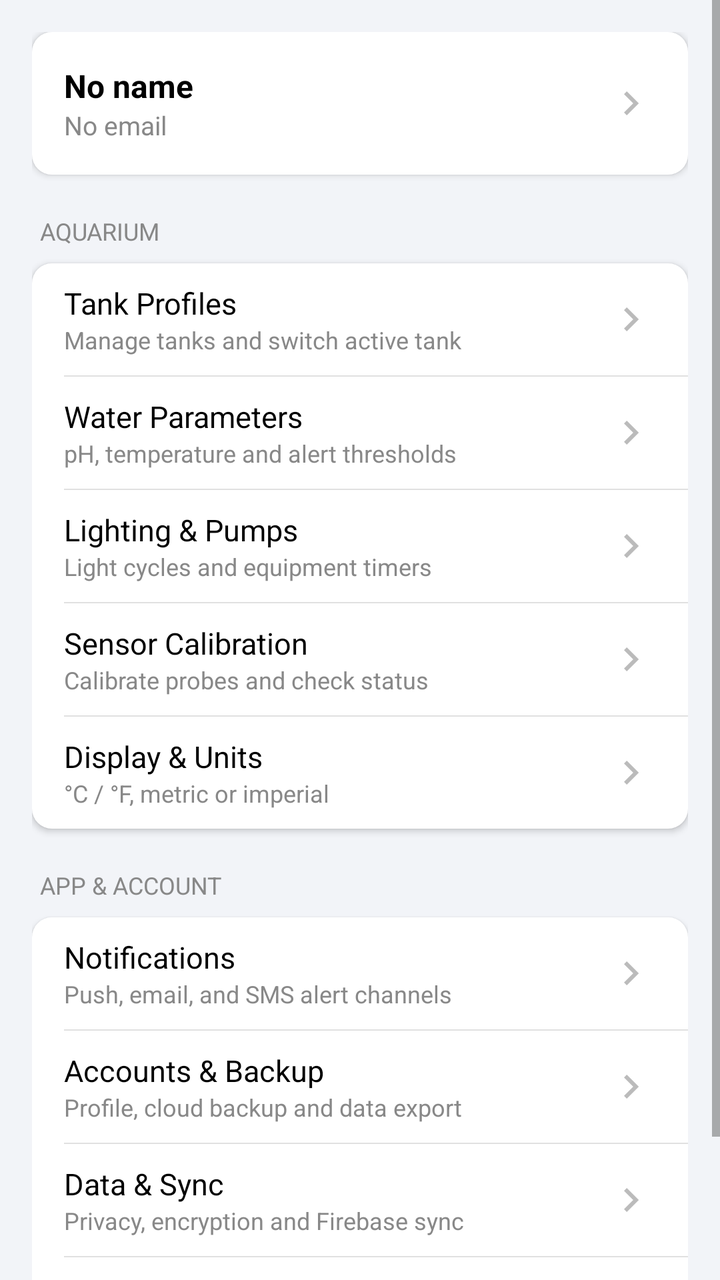
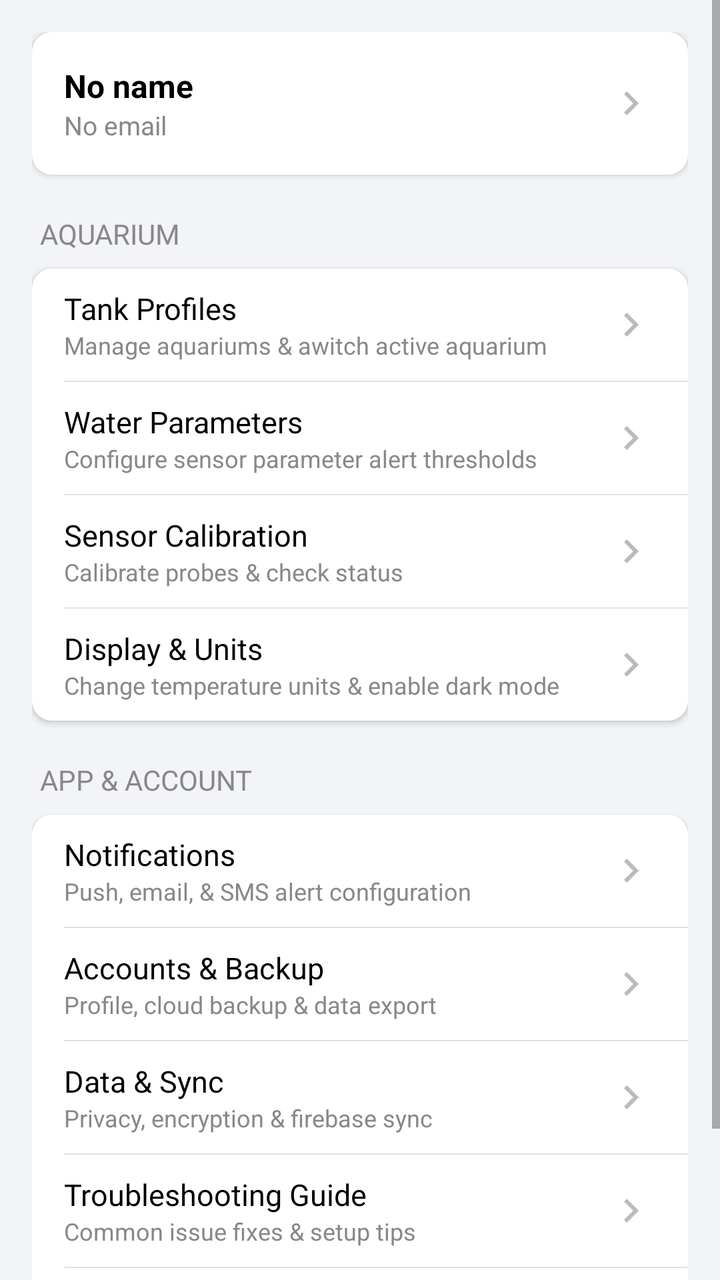

The first picture is an Android layout as it rendered before a commit; the second is the same layout after the commit. The layout source and the unified diff follow.
<!-- AndroidManifest.xml: application theme Theme.AquaSense -->
<!-- res/layout/fragment_settings_hub.xml -->
<?xml version="1.0" encoding="utf-8"?>
<ScrollView xmlns:android="http://schemas.android.com/apk/res/android"
    xmlns:app="http://schemas.android.com/apk/res-auto"
    android:layout_width="match_parent"
    android:layout_height="match_parent"
    android:background="@color/background"
    android:fillViewport="false">

    <LinearLayout
        android:layout_width="match_parent"
        android:layout_height="wrap_content"
        android:orientation="vertical"
        android:padding="16dp">

        
        <LinearLayout
            android:id="@+id/rowProfile"
            android:layout_width="match_parent"
            android:layout_height="wrap_content"
            android:layout_marginBottom="20dp"
            android:background="@drawable/bg_settings_card"
            android:clickable="true"
            android:elevation="2dp"
            android:focusable="true"
            android:foreground="?attr/selectableItemBackground"
            android:gravity="center_vertical"
            android:orientation="horizontal"
            android:padding="16dp">

            <LinearLayout
                android:layout_width="0dp"
                android:layout_height="wrap_content"
                android:layout_weight="1"
                android:orientation="vertical">

                <TextView
                    android:id="@+id/tvHubProfileName"
                    android:layout_width="wrap_content"
                    android:layout_height="wrap_content"
                    android:text="@string/profile_name_empty"
                    android:textColor="@color/text_primary"
                    android:textSize="16sp"
                    android:textStyle="bold" />

                <TextView
                    android:id="@+id/tvHubProfileEmail"
                    android:layout_width="wrap_content"
                    android:layout_height="wrap_content"
                    android:text="@string/profile_email_empty"
                    android:textColor="@color/text_secondary"
                    android:textSize="13sp" />

            </LinearLayout>

            <ImageView
                android:layout_width="24dp"
                android:layout_height="24dp"
                android:contentDescription="@null"
                android:importantForAccessibility="no"
                android:src="@drawable/ic_chevron_right"
                app:tint="@color/icon_gray" />

        </LinearLayout>

        
        <TextView
            android:layout_width="wrap_content"
            android:layout_height="wrap_content"
            android:layout_marginBottom="8dp"
            android:layout_marginStart="4dp"
            android:text="@string/section_aquarium"
            android:textAllCaps="true"
            android:textColor="@color/text_secondary"
            android:textSize="12sp" />

        <LinearLayout
            android:layout_width="match_parent"
            android:layout_height="wrap_content"
            android:layout_marginBottom="20dp"
            android:background="@drawable/bg_settings_card"
            android:elevation="2dp"
            android:orientation="vertical">

            
            <LinearLayout
                android:id="@+id/rowTankProfiles"
                android:layout_width="match_parent"
                android:layout_height="56dp"
                android:clickable="true"
                android:focusable="true"
                android:foreground="?attr/selectableItemBackground"
                android:gravity="center_vertical"
                android:orientation="horizontal"
                android:paddingStart="16dp"
                android:paddingEnd="16dp">

                <LinearLayout
                    android:layout_width="0dp"
                    android:layout_height="wrap_content"
                    android:layout_weight="1"
                    android:orientation="vertical">

                    <TextView
                        android:layout_width="wrap_content"
                        android:layout_height="wrap_content"
                        android:text="@string/tank_profiles"
                        android:textColor="@color/text_primary"
                        android:textSize="15sp" />

                    <TextView
                        android:layout_width="wrap_content"
                        android:layout_height="wrap_content"
                        android:text="@string/tank_profiles_desc"
                        android:textColor="@color/text_secondary"
                        android:textSize="12sp" />

                </LinearLayout>

                <ImageView
                    android:layout_width="24dp"
                    android:layout_height="24dp"
                    android:contentDescription="@null"
                    android:importantForAccessibility="no"
                    android:src="@drawable/ic_chevron_right"
                    app:tint="@color/icon_gray" />

            </LinearLayout>

            <View
                android:layout_width="match_parent"
                android:layout_height="0.5dp"
                android:layout_marginStart="16dp"
                android:background="@color/divider" />

            
            <LinearLayout
                android:id="@+id/rowWaterParameters"
                android:layout_width="match_parent"
                android:layout_height="56dp"
                android:clickable="true"
                android:focusable="true"
                android:foreground="?attr/selectableItemBackground"
                android:gravity="center_vertical"
                android:orientation="horizontal"
                android:paddingStart="16dp"
                android:paddingEnd="16dp">

                <LinearLayout
                    android:layout_width="0dp"
                    android:layout_height="wrap_content"
                    android:layout_weight="1"
                    android:orientation="vertical">

                    <TextView
                        android:layout_width="wrap_content"
                        android:layout_height="wrap_content"
                        android:text="@string/water_parameters"
                        android:textColor="@color/text_primary"
                        android:textSize="15sp" />

                    <TextView
                        android:layout_width="wrap_content"
                        android:layout_height="wrap_content"
                        android:text="@string/water_parameters_desc"
                        android:textColor="@color/text_secondary"
                        android:textSize="12sp" />

                </LinearLayout>

                <ImageView
                    android:layout_width="24dp"
                    android:layout_height="24dp"
                    android:contentDescription="@null"
                    android:importantForAccessibility="no"
                    android:src="@drawable/ic_chevron_right"
                    app:tint="@color/icon_gray" />

            </LinearLayout>

            <View
                android:layout_width="match_parent"
                android:layout_height="0.5dp"
                android:layout_marginStart="16dp"
                android:background="@color/divider" />

            
            <LinearLayout
                android:id="@+id/rowLightingPumps"
                android:layout_width="match_parent"
                android:layout_height="56dp"
                android:clickable="true"
                android:focusable="true"
                android:foreground="?attr/selectableItemBackground"
                android:gravity="center_vertical"
                android:orientation="horizontal"
                android:paddingStart="16dp"
                android:paddingEnd="16dp">

                <LinearLayout
                    android:layout_width="0dp"
                    android:layout_height="wrap_content"
                    android:layout_weight="1"
                    android:orientation="vertical">

                    <TextView
                        android:layout_width="wrap_content"
                        android:layout_height="wrap_content"
                        android:text="@string/lighting_pumps"
                        android:textColor="@color/text_primary"
                        android:textSize="15sp" />

                    <TextView
                        android:layout_width="wrap_content"
                        android:layout_height="wrap_content"
                        android:text="@string/lighting_pumps_desc"
                        android:textColor="@color/text_secondary"
                        android:textSize="12sp" />

                </LinearLayout>

                <ImageView
                    android:layout_width="24dp"
                    android:layout_height="24dp"
                    android:contentDescription="@null"
                    android:importantForAccessibility="no"
                    android:src="@drawable/ic_chevron_right"
                    app:tint="@color/icon_gray" />

            </LinearLayout>

            <View
                android:layout_width="match_parent"
                android:layout_height="0.5dp"
                android:layout_marginStart="16dp"
                android:background="@color/divider" />

            
            <LinearLayout
                android:id="@+id/rowSensorCalibration"
                android:layout_width="match_parent"
                android:layout_height="56dp"
                android:clickable="true"
                android:focusable="true"
                android:foreground="?attr/selectableItemBackground"
                android:gravity="center_vertical"
                android:orientation="horizontal"
                android:paddingStart="16dp"
                android:paddingEnd="16dp">

                <LinearLayout
                    android:layout_width="0dp"
                    android:layout_height="wrap_content"
                    android:layout_weight="1"
                    android:orientation="vertical">

                    <TextView
                        android:layout_width="wrap_content"
                        android:layout_height="wrap_content"
                        android:text="@string/sensor_calibration"
                        android:textColor="@color/text_primary"
                        android:textSize="15sp" />

                    <TextView
                        android:layout_width="wrap_content"
                        android:layout_height="wrap_content"
                        android:text="@string/sensor_calibration_desc"
                        android:textColor="@color/text_secondary"
                        android:textSize="12sp" />

                </LinearLayout>

                <ImageView
                    android:layout_width="24dp"
                    android:layout_height="24dp"
                    android:contentDescription="@null"
                    android:importantForAccessibility="no"
                    android:src="@drawable/ic_chevron_right"
                    app:tint="@color/icon_gray" />

            </LinearLayout>

            <View
                android:layout_width="match_parent"
                android:layout_height="0.5dp"
                android:layout_marginStart="16dp"
                android:background="@color/divider" />

            
            <LinearLayout
                android:id="@+id/rowDisplayUnits"
                android:layout_width="match_parent"
                android:layout_height="56dp"
                android:clickable="true"
                android:focusable="true"
                android:foreground="?attr/selectableItemBackground"
                android:gravity="center_vertical"
                android:orientation="horizontal"
                android:paddingStart="16dp"
                android:paddingEnd="16dp">

                <LinearLayout
                    android:layout_width="0dp"
                    android:layout_height="wrap_content"
                    android:layout_weight="1"
                    android:orientation="vertical">

                    <TextView
                        android:layout_width="wrap_content"
                        android:layout_height="wrap_content"
                        android:text="@string/display_units"
                        android:textColor="@color/text_primary"
                        android:textSize="15sp" />

                    <TextView
                        android:layout_width="wrap_content"
                        android:layout_height="wrap_content"
                        android:text="@string/display_units_desc"
                        android:textColor="@color/text_secondary"
                        android:textSize="12sp" />

                </LinearLayout>

                <ImageView
                    android:layout_width="24dp"
                    android:layout_height="24dp"
                    android:contentDescription="@null"
                    android:importantForAccessibility="no"
                    android:src="@drawable/ic_chevron_right"
                    app:tint="@color/icon_gray" />

            </LinearLayout>

        </LinearLayout>

        
        <TextView
            android:layout_width="wrap_content"
            android:layout_height="wrap_content"
            android:layout_marginBottom="8dp"
            android:layout_marginStart="4dp"
            android:text="@string/section_app_account"
            android:textAllCaps="true"
            android:textColor="@color/text_secondary"
            android:textSize="12sp" />

        <LinearLayout
            android:layout_width="match_parent"
            android:layout_height="wrap_content"
            android:layout_marginBottom="20dp"
            android:background="@drawable/bg_settings_card"
            android:elevation="2dp"
            android:orientation="vertical">

            
            <LinearLayout
                android:id="@+id/rowNotifications"
                android:layout_width="match_parent"
                android:layout_height="56dp"
                android:clickable="true"
                android:focusable="true"
                android:foreground="?attr/selectableItemBackground"
                android:gravity="center_vertical"
                android:orientation="horizontal"
                android:paddingStart="16dp"
                android:paddingEnd="16dp">

                <LinearLayout
                    android:layout_width="0dp"
                    android:layout_height="wrap_content"
                    android:layout_weight="1"
                    android:orientation="vertical">

                    <TextView
                        android:layout_width="wrap_content"
                        android:layout_height="wrap_content"
                        android:text="@string/notifications"
                        android:textColor="@color/text_primary"
                        android:textSize="15sp" />

                    <TextView
                        android:layout_width="wrap_content"
                        android:layout_height="wrap_content"
                        android:text="@string/notifications_desc"
                        android:textColor="@color/text_secondary"
                        android:textSize="12sp" />

                </LinearLayout>

                <ImageView
                    android:layout_width="24dp"
                    android:layout_height="24dp"
                    android:contentDescription="@null"
                    android:importantForAccessibility="no"
                    android:src="@drawable/ic_chevron_right"
                    app:tint="@color/icon_gray" />

            </LinearLayout>

            <View
                android:layout_width="match_parent"
                android:layout_height="0.5dp"
                android:layout_marginStart="16dp"
                android:background="@color/divider" />

            
            <LinearLayout
                android:id="@+id/rowAccountsBackup"
                android:layout_width="match_parent"
                android:layout_height="56dp"
                android:clickable="true"
                android:focusable="true"
                android:foreground="?attr/selectableItemBackground"
                android:gravity="center_vertical"
                android:orientation="horizontal"
                android:paddingStart="16dp"
                android:paddingEnd="16dp">

                <LinearLayout
                    android:layout_width="0dp"
                    android:layout_height="wrap_content"
                    android:layout_weight="1"
                    android:orientation="vertical">

                    <TextView
                        android:layout_width="wrap_content"
                        android:layout_height="wrap_content"
                        android:text="@string/accounts_backup"
                        android:textColor="@color/text_primary"
                        android:textSize="15sp" />

                    <TextView
                        android:layout_width="wrap_content"
                        android:layout_height="wrap_content"
                        android:text="@string/accounts_backup_desc"
                        android:textColor="@color/text_secondary"
                        android:textSize="12sp" />

                </LinearLayout>

                <ImageView
                    android:layout_width="24dp"
                    android:layout_height="24dp"
                    android:contentDescription="@null"
                    android:importantForAccessibility="no"
                    android:src="@drawable/ic_chevron_right"
                    app:tint="@color/icon_gray" />

            </LinearLayout>

            <View
                android:layout_width="match_parent"
                android:layout_height="0.5dp"
                android:layout_marginStart="16dp"
                android:background="@color/divider" />

            
            <LinearLayout
                android:id="@+id/rowDataSync"
                android:layout_width="match_parent"
                android:layout_height="56dp"
                android:clickable="true"
                android:focusable="true"
                android:foreground="?attr/selectableItemBackground"
                android:gravity="center_vertical"
                android:orientation="horizontal"
                android:paddingStart="16dp"
                android:paddingEnd="16dp">

                <LinearLayout
                    android:layout_width="0dp"
                    android:layout_height="wrap_content"
                    android:layout_weight="1"
                    android:orientation="vertical">

                    <TextView
                        android:layout_width="wrap_content"
                        android:layout_height="wrap_content"
                        android:text="@string/data_sync"
                        android:textColor="@color/text_primary"
                        android:textSize="15sp" />

                    <TextView
                        android:layout_width="wrap_content"
                        android:layout_height="wrap_content"
                        android:text="@string/data_sync_desc"
                        android:textColor="@color/text_secondary"
                        android:textSize="12sp" />

                </LinearLayout>

                <ImageView
                    android:layout_width="24dp"
                    android:layout_height="24dp"
                    android:contentDescription="@null"
                    android:importantForAccessibility="no"
                    android:src="@drawable/ic_chevron_right"
                    app:tint="@color/icon_gray" />

            </LinearLayout>

            <View
                android:layout_width="match_parent"
                android:layout_height="0.5dp"
                android:layout_marginStart="16dp"
                android:background="@color/divider" />

            
            <LinearLayout
                android:id="@+id/rowContactSupport"
                android:layout_width="match_parent"
                android:layout_height="56dp"
                android:clickable="true"
                android:focusable="true"
                android:foreground="?attr/selectableItemBackground"
                android:gravity="center_vertical"
                android:orientation="horizontal"
                android:paddingStart="16dp"
                android:paddingEnd="16dp">

                <LinearLayout
                    android:layout_width="0dp"
                    android:layout_height="wrap_content"
                    android:layout_weight="1"
                    android:orientation="vertical">

                    <TextView
                        android:layout_width="wrap_content"
                        android:layout_height="wrap_content"
                        android:text="@string/contact_support"
                        android:textColor="@color/text_primary"
                        android:textSize="15sp" />

                    <TextView
                        android:layout_width="wrap_content"
                        android:layout_height="wrap_content"
                        android:text="@string/contact_support_desc"
                        android:textColor="@color/text_secondary"
                        android:textSize="12sp" />

                </LinearLayout>

                <ImageView
                    android:layout_width="24dp"
                    android:layout_height="24dp"
                    android:contentDescription="@null"
                    android:importantForAccessibility="no"
                    android:src="@drawable/ic_chevron_right"
                    app:tint="@color/icon_gray" />

            </LinearLayout>

        </LinearLayout>

    </LinearLayout>

</ScrollView>
<!-- resources referenced by this layout -->
<resources>
  <color name="background">#FFF2F4F8</color>
  <color name="divider">#FFE0E0E0</color>
  <color name="icon_gray">#FFBBBBBB</color>
  <color name="text_primary">#FF000000</color>
  <color name="text_secondary">#FF888888</color>
  <!-- drawable bg_settings_card (drawable) -->
  <?xml version="1.0" encoding="utf-8"?>
  <shape xmlns:android="http://schemas.android.com/apk/res/android"
      android:shape="rectangle">
      <solid android:color="@color/card_background" />
      <corners android:radius="10dp" />
  </shape>
  <!-- drawable ic_chevron_right (drawable) -->
  <vector xmlns:android="http://schemas.android.com/apk/res/android"
      android:width="24dp"
      android:height="24dp"
      android:viewportWidth="960"
      android:viewportHeight="960"
      android:tint="?attr/colorControlNormal"
      android:autoMirrored="true">
    <path
        android:fillColor="@android:color/white"
        android:pathData="M504,480L320,296L376,240L616,480L376,720L320,664L504,480Z"/>
  </vector>
  <string name="accounts_backup">Accounts &amp; Backup</string>
  <string name="accounts_backup_desc">Profile, cloud backup and data export</string>
  <string name="contact_support">Contact &amp; Support</string>
  <string name="contact_support_desc">Help, documentation and app info</string>
  <string name="data_sync">Data &amp; Sync</string>
  <string name="data_sync_desc">Privacy, encryption and Firebase sync</string>
  <string name="display_units">Display &amp; Units</string>
  <string name="display_units_desc">°C / °F, metric or imperial</string>
  <string name="lighting_pumps">Lighting &amp; Pumps</string>
  <string name="lighting_pumps_desc">Light cycles and equipment timers</string>
  <string name="notifications">Notifications</string>
  <string name="notifications_desc">Push, email, and SMS alert channels</string>
  <string name="profile_email_empty">No email</string>
  <string name="profile_name_empty">No name</string>
  <string name="section_app_account">APP &amp; ACCOUNT</string>
  <string name="section_aquarium">AQUARIUM</string>
  <string name="sensor_calibration">Sensor Calibration</string>
  <string name="sensor_calibration_desc">Calibrate probes and check status</string>
  <string name="tank_profiles">Tank Profiles</string>
  <string name="tank_profiles_desc">Manage tanks and switch active tank</string>
  <string name="water_parameters">Water Parameters</string>
  <string name="water_parameters_desc">pH, temperature and alert thresholds</string>
  <style name="Theme.AquaSense" parent="Theme.MaterialComponents.DayNight.NoActionBar" />
  <color name="card_background">#FFFFFFFF</color>
</resources>

<!-- the commit's change to res/layout/fragment_settings_hub.xml (unified diff, before → after) -->
@@ -71,7 +71,7 @@
             android:text="@string/section_aquarium"
             android:textAllCaps="true"
             android:textColor="@color/text_secondary"
-            android:textSize="12sp" />
+            android:textSize="14sp" />
 
         <LinearLayout
             android:layout_width="match_parent"
@@ -162,57 +162,6 @@
                         android:layout_width="wrap_content"
                         android:layout_height="wrap_content"
                         android:text="@string/water_parameters_desc"
-                        android:textColor="@color/text_secondary"
-                        android:textSize="12sp" />
-
-                </LinearLayout>
-
-                <ImageView
-                    android:layout_width="24dp"
-                    android:layout_height="24dp"
-                    android:contentDescription="@null"
-                    android:importantForAccessibility="no"
-                    android:src="@drawable/ic_chevron_right"
-                    app:tint="@color/icon_gray" />
-
-            </LinearLayout>
-
-            <View
-                android:layout_width="match_parent"
-                android:layout_height="0.5dp"
-                android:layout_marginStart="16dp"
-                android:background="@color/divider" />
-
-            
-            <LinearLayout
-                android:id="@+id/rowLightingPumps"
-                android:layout_width="match_parent"
-                android:layout_height="56dp"
-                android:clickable="true"
-                android:focusable="true"
-                android:foreground="?attr/selectableItemBackground"
-                android:gravity="center_vertical"
-                android:orientation="horizontal"
-                android:paddingStart="16dp"
-                android:paddingEnd="16dp">
-
-                <LinearLayout
-                    android:layout_width="0dp"
-                    android:layout_height="wrap_content"
-                    android:layout_weight="1"
-                    android:orientation="vertical">
-
-                    <TextView
-                        android:layout_width="wrap_content"
-                        android:layout_height="wrap_content"
-                        android:text="@string/lighting_pumps"
-                        android:textColor="@color/text_primary"
-                        android:textSize="15sp" />
-
-                    <TextView
-                        android:layout_width="wrap_content"
-                        android:layout_height="wrap_content"
-                        android:text="@string/lighting_pumps_desc"
                         android:textColor="@color/text_secondary"
                         android:textSize="12sp" />
 
@@ -341,7 +290,7 @@
             android:text="@string/section_app_account"
             android:textAllCaps="true"
             android:textColor="@color/text_secondary"
-            android:textSize="12sp" />
+            android:textSize="14sp" />
 
         <LinearLayout
             android:layout_width="match_parent"
@@ -506,6 +455,57 @@
 
             
             <LinearLayout
+                android:id="@+id/rowTroubleshootingGuide"
+                android:layout_width="match_parent"
+                android:layout_height="56dp"
+                android:clickable="true"
+                android:focusable="true"
+                android:foreground="?attr/selectableItemBackground"
+                android:gravity="center_vertical"
+                android:orientation="horizontal"
+                android:paddingStart="16dp"
+                android:paddingEnd="16dp">
+
+                <LinearLayout
+                    android:layout_width="0dp"
+                    android:layout_height="wrap_content"
+                    android:layout_weight="1"
+                    android:orientation="vertical">
+
+                    <TextView
+                        android:layout_width="wrap_content"
+                        android:layout_height="wrap_content"
+                        android:text="@string/troubleshooting_guide"
+                        android:textColor="@color/text_primary"
+                        android:textSize="15sp" />
+
+                    <TextView
+                        android:layout_width="wrap_content"
+                        android:layout_height="wrap_content"
+                        android:text="@string/troubleshooting_guide_desc"
+                        android:textColor="@color/text_secondary"
+                        android:textSize="12sp" />
+
+                </LinearLayout>
+
+                <ImageView
+                    android:layout_width="24dp"
+                    android:layout_height="24dp"
+                    android:contentDescription="@null"
+                    android:importantForAccessibility="no"
+                    android:src="@drawable/ic_chevron_right"
+                    app:tint="@color/icon_gray" />
+
+            </LinearLayout>
+
+            <View
+                android:layout_width="match_parent"
+                android:layout_height="0.5dp"
+                android:layout_marginStart="16dp"
+                android:background="@color/divider" />
+
+            
+            <LinearLayout
                 android:id="@+id/rowContactSupport"
                 android:layout_width="match_parent"
                 android:layout_height="56dp"
<!-- resource entries referenced after the edit -->
@@ -25,27 +25,27 @@
         android:pathData="M504,480L320,296L376,240L616,480L376,720L320,664L504,480Z"/>
   </vector>
   <string name="accounts_backup">Accounts &amp; Backup</string>
-  <string name="accounts_backup_desc">Profile, cloud backup and data export</string>
+  <string name="accounts_backup_desc">Profile, cloud backup &amp; data export</string>
   <string name="contact_support">Contact &amp; Support</string>
-  <string name="contact_support_desc">Help, documentation and app info</string>
+  <string name="contact_support_desc">Help, documentation &amp; app info</string>
   <string name="data_sync">Data &amp; Sync</string>
-  <string name="data_sync_desc">Privacy, encryption and Firebase sync</string>
+  <string name="data_sync_desc">Privacy, encryption &amp; firebase sync</string>
   <string name="display_units">Display &amp; Units</string>
-  <string name="display_units_desc">°C / °F, metric or imperial</string>
-  <string name="lighting_pumps">Lighting &amp; Pumps</string>
-  <string name="lighting_pumps_desc">Light cycles and equipment timers</string>
+  <string name="display_units_desc">Change temperature units &amp; enable dark mode</string>
   <string name="notifications">Notifications</string>
-  <string name="notifications_desc">Push, email, and SMS alert channels</string>
+  <string name="notifications_desc">Push, email, &amp; SMS alert configuration</string>
   <string name="profile_email_empty">No email</string>
   <string name="profile_name_empty">No name</string>
   <string name="section_app_account">APP &amp; ACCOUNT</string>
   <string name="section_aquarium">AQUARIUM</string>
   <string name="sensor_calibration">Sensor Calibration</string>
-  <string name="sensor_calibration_desc">Calibrate probes and check status</string>
+  <string name="sensor_calibration_desc">Calibrate probes &amp; check status</string>
   <string name="tank_profiles">Tank Profiles</string>
-  <string name="tank_profiles_desc">Manage tanks and switch active tank</string>
+  <string name="tank_profiles_desc">Manage aquariums &amp; awitch active aquarium</string>
+  <string name="troubleshooting_guide">Troubleshooting Guide</string>
+  <string name="troubleshooting_guide_desc">Common issue fixes &amp; setup tips</string>
   <string name="water_parameters">Water Parameters</string>
-  <string name="water_parameters_desc">pH, temperature and alert thresholds</string>
+  <string name="water_parameters_desc">Configure sensor parameter alert thresholds</string>
   <style name="Theme.AquaSense" parent="Theme.MaterialComponents.DayNight.NoActionBar" />
   <color name="card_background">#FFFFFFFF</color>
 </resources>
